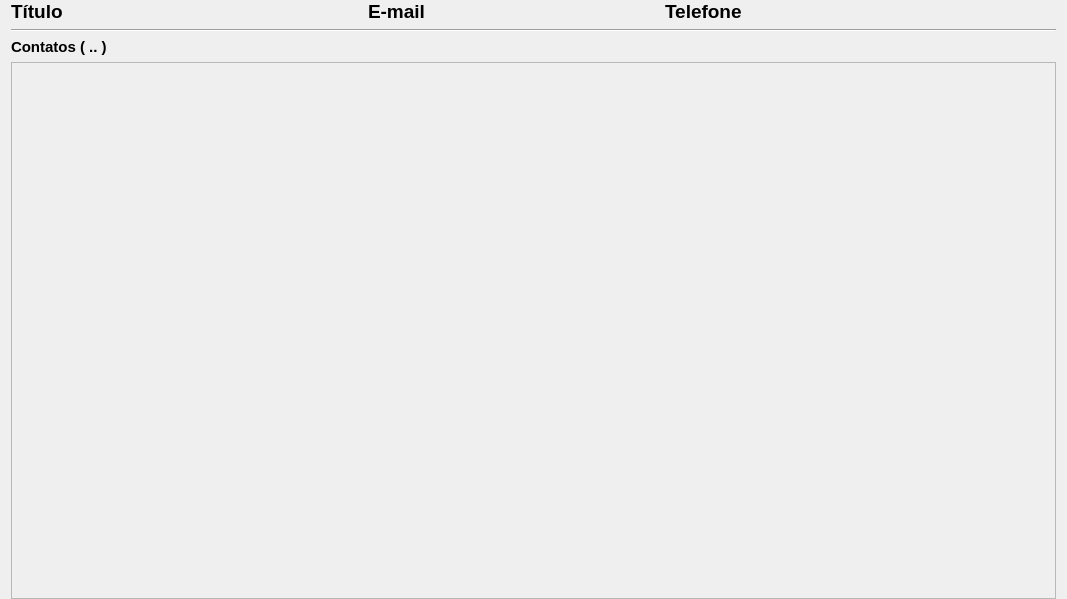
Qt form view/contatos_page.ui (rafatosta/contatos) before a commit.
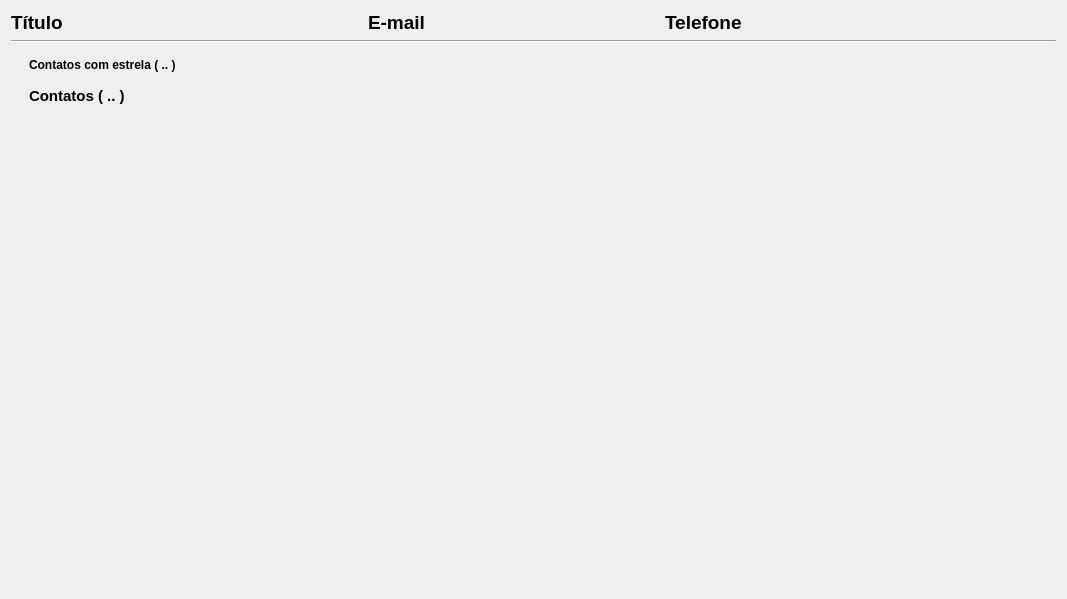
The same form after that commit.

```diff
--- a/view/contatos_page.ui
+++ b/view/contatos_page.ui
@@ -13,13 +13,7 @@
   <property name="windowTitle">
    <string>Form</string>
   </property>
-  <layout class="QVBoxLayout" name="verticalLayout">
-   <property name="topMargin">
-    <number>0</number>
-   </property>
-   <property name="bottomMargin">
-    <number>0</number>
-   </property>
+  <layout class="QVBoxLayout" name="verticalLayout_4">
    <item>
     <layout class="QGridLayout" name="gridLayout">
      <item row="0" column="4">
@@ -102,21 +96,11 @@
      </property>
     </widget>
    </item>
-   <item>
-    <widget class="QLabel" name="label_contatos">
-     <property name="font">
-      <font>
-       <pointsize>11</pointsize>
-       <bold>true</bold>
-      </font>
-     </property>
-     <property name="text">
-      <string>Contatos ( .. )</string>
-     </property>
-    </widget>
-   </item>
    <item>
     <widget class="QScrollArea" name="scrollArea">
+     <property name="frameShape">
+      <enum>QFrame::NoFrame</enum>
+     </property>
      <property name="widgetResizable">
       <bool>true</bool>
      </property>
@@ -125,8 +109,8 @@
        <rect>
         <x>0</x>
         <y>0</y>
-        <width>1047</width>
-        <height>20</height>
+        <width>1049</width>
+        <height>94</height>
        </rect>
       </property>
       <property name="sizePolicy">
@@ -137,11 +121,76 @@
       </property>
       <layout class="QVBoxLayout" name="verticalLayout_3">
        <item>
-        <layout class="QVBoxLayout" name="painel_contatos">
-         <property name="spacing">
-          <number>0</number>
+        <widget class="QWidget" name="fav_widget" native="true">
+         <property name="sizePolicy">
+          <sizepolicy hsizetype="Preferred" vsizetype="Fixed">
+           <horstretch>0</horstretch>
+           <verstretch>0</verstretch>
+          </sizepolicy>
          </property>
-        </layout>
+         <layout class="QVBoxLayout" name="verticalLayout">
+          <property name="leftMargin">
+           <number>9</number>
+          </property>
+          <property name="topMargin">
+           <number>0</number>
+          </property>
+          <property name="bottomMargin">
+           <number>0</number>
+          </property>
+          <item>
+           <widget class="QLabel" name="label_fav">
+            <property name="font">
+             <font>
+              <bold>true</bold>
+             </font>
+            </property>
+            <property name="text">
+             <string>Contatos com estrela ( .. )</string>
+            </property>
+           </widget>
+          </item>
+          <item>
+           <layout class="QVBoxLayout" name="painel_fav">
+            <property name="spacing">
+             <number>0</number>
+            </property>
+           </layout>
+          </item>
+         </layout>
+        </widget>
+       </item>
+       <item>
+        <widget class="QWidget" name="widget_2" native="true">
+         <property name="sizePolicy">
+          <sizepolicy hsizetype="Preferred" vsizetype="Fixed">
+           <horstretch>0</horstretch>
+           <verstretch>0</verstretch>
+          </sizepolicy>
+         </property>
+         <layout class="QVBoxLayout" name="verticalLayout_2">
+          <item>
+           <widget class="QLabel" name="label_contatos">
+            <property name="font">
+             <font>
+              <pointsize>11</pointsize>
+              <bold>true</bold>
+             </font>
+            </property>
+            <property name="text">
+             <string>Contatos ( .. )</string>
+            </property>
+           </widget>
+          </item>
+          <item>
+           <layout class="QVBoxLayout" name="painel_contatos">
+            <property name="spacing">
+             <number>0</number>
+            </property>
+           </layout>
+          </item>
+         </layout>
+        </widget>
        </item>
       </layout>
      </widget>
```
